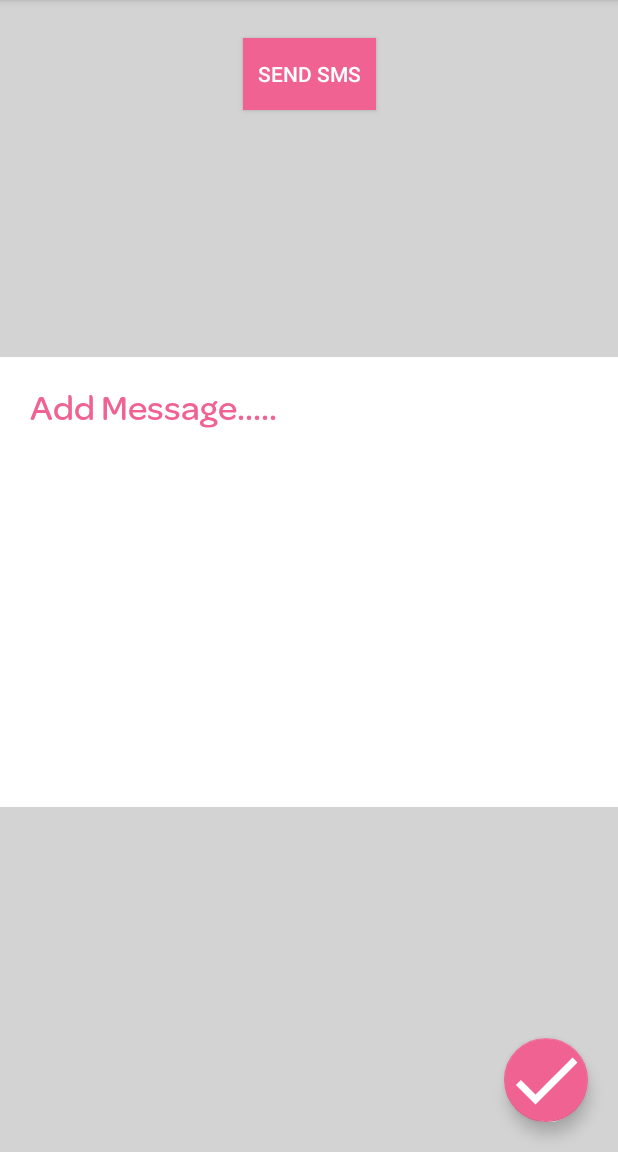
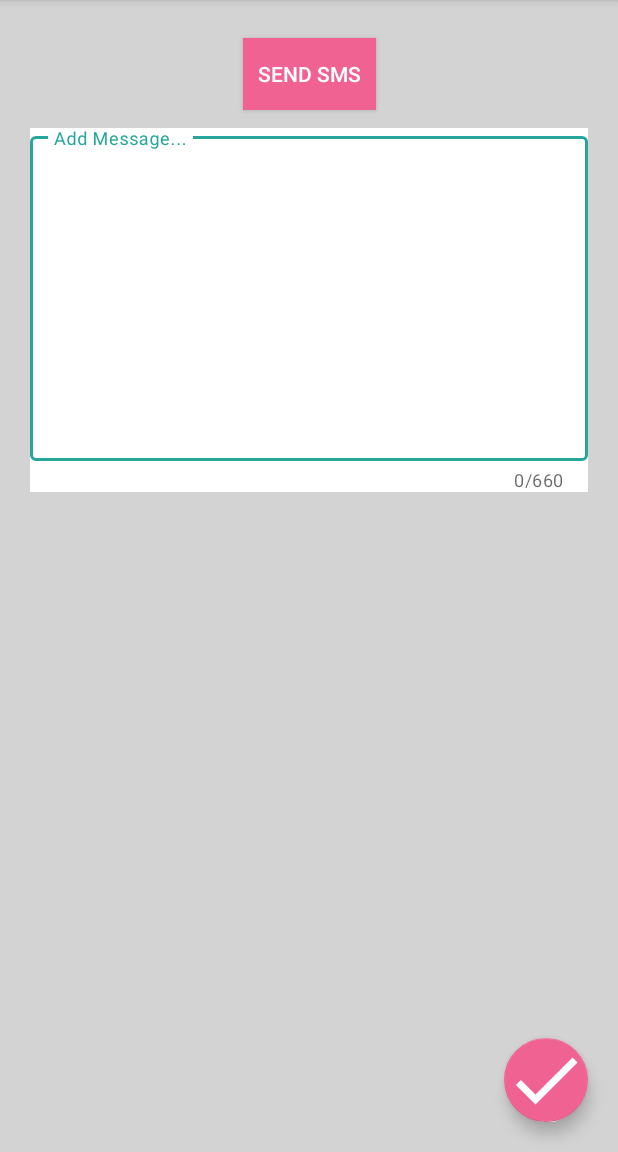
Before and after one commit to nikhilmishra786/AutoSMSSender, an Android app: the AddMessages screen opened directly, with no data from a screen before it, on a phone screen of 412 x 824 dp, the part 84-1236 px from its top. Run offline under Robolectric (Android 15) with nearby library versions, the phone set to English and light mode, and no system bars; our stand-ins replace Room's generated code.

Commit message:
- Added new updated UI @AddMessage

```diff
--- a/app/src/main/res/layout/activity_add_message.xml
+++ b/app/src/main/res/layout/activity_add_message.xml
@@ -23,26 +23,38 @@
         />
 
 
+    <com.google.android.material.textfield.TextInputLayout
+            android:id="@+id/tilEnterFeedback"
+            android:layout_width="match_parent"
+            android:layout_height="0dp"
+            app:counterEnabled="true"
+            app:counterMaxLength="660"
+            android:layout_marginTop="@dimen/margin_12"
+            style="@style/LoginEditTextInputLayout"
+            android:hint="Add Message..."
+            app:layout_goneMarginTop="40dp"
+            android:layout_marginStart="@dimen/margin_20"
+            android:layout_marginEnd="@dimen/margin_20"
+            app:layout_constraintStart_toStartOf="parent"
+            app:layout_constraintEnd_toEndOf="parent"
+            android:textColor="@color/colorLightPink"
+            android:textColorHint="@color/colorLightPink"
+            android:layout_marginBottom="@dimen/margin_20"
+            app:layout_constraintTop_toBottomOf="@id/btnSendSMS"
+            android:background="@color/white">
 
-    <EditText
-        android:id="@+id/etEnterMsg"
-        android:layout_width="match_parent"
-        android:layout_height="300dp"
-        android:hint="Add Message....."
-        android:maxLength="670"
-        android:padding="@dimen/margin_20"
-        android:fontFamily="@font/omnes_medium"
-        android:textSize="24sp"
-        android:gravity="top"
-        android:textColor="@color/colorLightPink"
-        android:textColorHint="@color/colorLightPink"
-        android:layout_marginBottom="@dimen/margin_20"
-        android:layout_marginTop="@dimen/margin_30"
-        app:layout_constraintBottom_toBottomOf="parent"
-        app:layout_constraintBottom_toTopOf="@id/fabSaveMessage"
-        app:layout_constraintTop_toBottomOf="@id/btnSendSMS"
-        android:background="@color/white"
-        />
+        <com.google.android.material.textfield.TextInputEditText
+                android:id="@+id/etEnterFeedback"
+                android:layout_width="match_parent"
+                android:layout_height="wrap_content"
+                android:gravity="start|top"
+                android:minLines="10"
+                android:maxLines="20"/>
+
+    </com.google.android.material.textfield.TextInputLayout>
+
+
+
 
     <com.google.android.material.floatingactionbutton.FloatingActionButton
         android:id="@+id/fabSaveMessage"
--- a/app/src/main/res/values/styles.xml
+++ b/app/src/main/res/values/styles.xml
@@ -39,5 +39,12 @@ The margin is a simple delimiter between the messages. -->
         <item name="android:gravity">center</item>
     </style>
 
+    <style name="LoginEditTextInputLayout" parent="Widget.MaterialComponents.TextInputLayout.OutlinedBox.Dense">
+        <item name="android:layout_marginTop">@dimen/margin_8</item>
+        <item name="android:layout_width">0dp</item>
+        <item name="android:layout_height">wrap_content</item>
+        <item name="android:textColor">@color/title</item>
+        <item name="android:layout_marginEnd">@dimen/margin_32</item>
+    </style>
 
 </resources>
```
